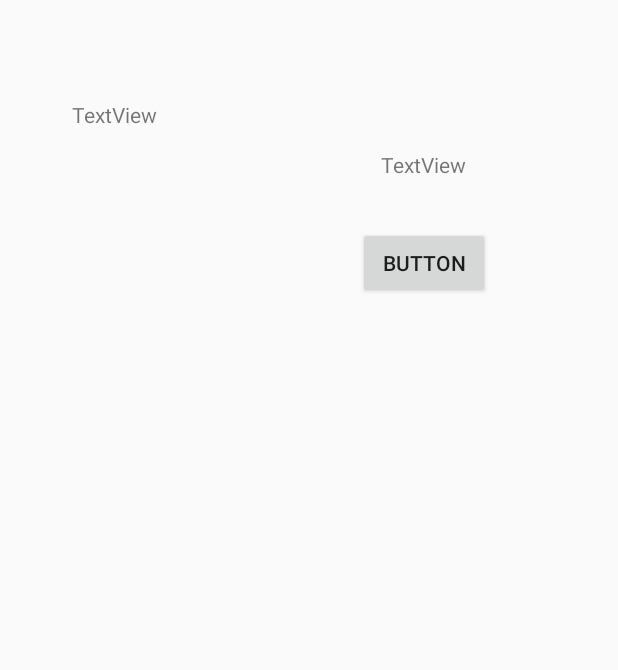
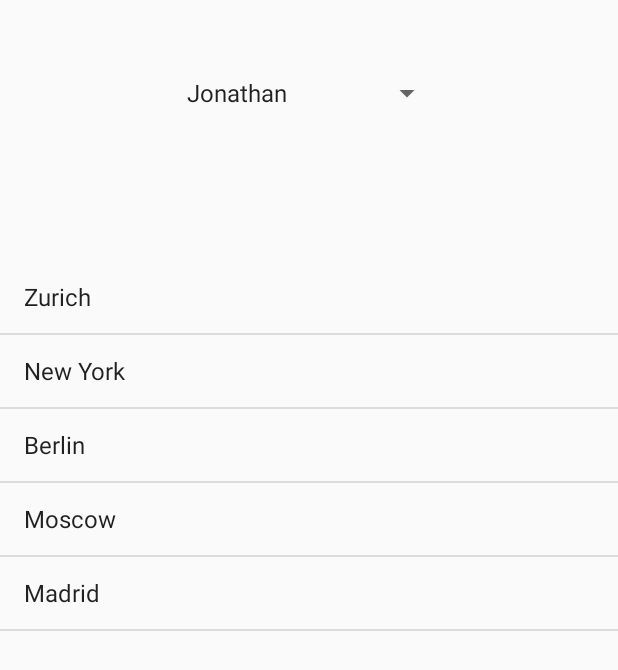
Before and after one commit to JonathanLacabe/TestApp, an Android app built with Jetpack Compose: the screen it shows after launch (MainActivity), on a phone screen of 412 x 824 dp. Shown: the top 670 px of the screen. Run offline under Robolectric (Android 15) with nearby library versions, the phone set to English and light mode, and no system bars.

Commit message:
Using listviews and spinners

```diff
--- a/app/src/main/AndroidManifest.xml
+++ b/app/src/main/AndroidManifest.xml
@@ -6,9 +6,9 @@
         android:allowBackup="true"
         android:dataExtractionRules="@xml/data_extraction_rules"
         android:fullBackupContent="@xml/backup_rules"
-        android:icon="@mipmap/ic_launcher"
+        android:icon="@mipmap/icon"
         android:label="@string/app_name"
-        android:roundIcon="@mipmap/ic_launcher_round"
+        android:roundIcon="@mipmap/icon"
         android:supportsRtl="true"
         android:theme="@style/Theme.TestApp"
         tools:targetApi="31">
--- a/app/src/main/java/com/example/testapp/MainActivity.java
+++ b/app/src/main/java/com/example/testapp/MainActivity.java
@@ -3,21 +3,83 @@ import androidx.activity.ComponentActivity;
 import android.os.Bundle;
 import android.os.SystemClock;
 import android.view.View;
+import android.widget.AdapterView;
+import android.widget.ArrayAdapter;
 import android.widget.Button;
 import android.widget.CheckBox;
 import android.widget.CompoundButton;
 import android.widget.EditText;
+import android.widget.ListView;
 import android.widget.ProgressBar;
 import android.widget.RadioGroup;
+import android.widget.Spinner;
 import android.widget.TextView;
 import android.widget.Toast;
 
+import java.util.ArrayList;
+
 public class MainActivity extends ComponentActivity {
+    private ListView citiesList;
+    private Spinner studentsSpinner;
 
     @Override
     protected void onCreate (Bundle savedInstanceState) {
         super.onCreate(savedInstanceState);
         setContentView(R.layout.activity_main);
 
+        citiesList = findViewById(R.id.citiesList);
+        studentsSpinner = findViewById(R.id.studentsSpinner);
+
+        //Now, the data has been passed aesthetically using strings.xml instead of dynamically in here
+
+//        final ArrayList<String> students = new ArrayList<>();
+//        students.add("Mario");
+//        students.add("Brad");
+//        students.add("Sarah");
+//        students.add("Madeline");
+//        students.add("Tom");
+//
+//        ArrayAdapter<String> studentsAdapter = new ArrayAdapter<>(
+//                this, android.R.layout.simple_spinner_dropdown_item,
+//                students
+//        );
+//        studentsSpinner.setAdapter(studentsAdapter);
+
+        studentsSpinner.setOnItemSelectedListener(new AdapterView.OnItemSelectedListener() {
+            @Override
+            public void onItemSelected(AdapterView<?> parent, View view, int position, long id) {
+                Toast.makeText(MainActivity.this, studentsSpinner.getSelectedItem().toString() + " Selected", Toast.LENGTH_SHORT).show();
+            }
+
+            @Override
+            public void onNothingSelected(AdapterView<?> parent) {
+
+            }
+        });
+
+
+
+        //Although we cannot change the object iself after making it final, we can use all of the functions within the object.
+        final ArrayList<String> cities = new ArrayList<>();
+        cities.add("Zurich");
+        cities.add("New York");
+        cities.add("Berlin");
+        cities.add("Moscow");
+        cities.add("Madrid");
+
+        ArrayAdapter<String> citiesAdapter = new ArrayAdapter<>(
+                this,
+                android.R.layout.simple_list_item_1,
+                cities
+
+        );
+        citiesList.setAdapter(citiesAdapter);
+
+        citiesList.setOnItemClickListener(new AdapterView.OnItemClickListener() {
+            @Override
+            public void onItemClick(AdapterView<?> parent, View view, int position, long id) {
+                Toast.makeText(MainActivity.this, cities.get(position) + " Selected", Toast.LENGTH_SHORT).show();
+            }
+        });
     }
 }
--- /dev/null
+++ b/app/src/main/res/drawable-anydpi/ic_alarm.xml
@@ -0,0 +1,11 @@
+<vector xmlns:android="http://schemas.android.com/apk/res/android"
+    android:width="24dp"
+    android:height="24dp"
+    android:viewportWidth="24"
+    android:viewportHeight="24"
+    android:tint="#000000"
+    android:alpha="0.8">
+  <path
+      android:fillColor="@android:color/white"
+      android:pathData="M22,5.72l-4.6,-3.86 -1.29,1.53 4.6,3.86L22,5.72zM7.88,3.39L6.6,1.86 2,5.71l1.29,1.53 4.59,-3.85zM12.5,8L11,8v6l4.75,2.85 0.75,-1.23 -4,-2.37L12.5,8zM12,4c-4.97,0 -9,4.03 -9,9s4.02,9 9,9c4.97,0 9,-4.03 9,-9s-4.03,-9 -9,-9zM12,20c-3.87,0 -7,-3.13 -7,-7s3.13,-7 7,-7 7,3.13 7,7 -3.13,7 -7,7z"/>
+</vector>
--- a/app/src/main/res/layout/activity_main.xml
+++ b/app/src/main/res/layout/activity_main.xml
@@ -1,62 +1,26 @@
 <?xml version="1.0" encoding="utf-8"?>
-<androidx.constraintlayout.widget.ConstraintLayout xmlns:android="http://schemas.android.com/apk/res/android"
+<RelativeLayout xmlns:android="http://schemas.android.com/apk/res/android"
     xmlns:app="http://schemas.android.com/apk/res-auto"
     xmlns:tools="http://schemas.android.com/tools"
     android:layout_width="match_parent"
     android:layout_height="match_parent"
     tools:context=".MainActivity">
 
-    <TextView
-        android:id="@+id/textView"
+    <Spinner
         android:layout_width="wrap_content"
         android:layout_height="wrap_content"
+        android:layout_centerHorizontal="true"
+        android:layout_marginTop="50dp"
+        android:id="@+id/studentsSpinner"
+        android:entries="@array/students"
+    />
+
+    <ListView
+        android:layout_width="match_parent"
+        android:layout_height="match_parent"
         android:layout_marginTop="100dp"
-        android:text="TextView"
-        app:layout_constraintEnd_toEndOf="parent"
-        app:layout_constraintStart_toStartOf="@+id/guideline"
-        app:layout_constraintTop_toTopOf="parent"
-        tools:text="@tools:sample/lorem" />
+        android:id="@+id/citiesList"
+        android:layout_below="@+id/studentsSpinner"
 
-    <Button
-        android:id="@+id/button"
-        android:layout_width="wrap_content"
-        android:layout_height="wrap_content"
-        android:layout_marginTop="32dp"
-        android:text="Button"
-        app:layout_constraintEnd_toEndOf="@+id/textView"
-        app:layout_constraintStart_toStartOf="@+id/textView"
-        app:layout_constraintTop_toBottomOf="@+id/textView" />
-
-    <TextView
-        android:id="@+id/textView2"
-        android:layout_width="wrap_content"
-        android:layout_height="wrap_content"
-        android:text="TextView"
-        app:layout_constraintEnd_toStartOf="@+id/guideline"
-        app:layout_constraintStart_toStartOf="parent"
-        app:layout_constraintTop_toTopOf="@+id/guideline3" />
-
-    <androidx.constraintlayout.widget.Guideline
-        android:id="@+id/guideline"
-        android:layout_width="wrap_content"
-        android:layout_height="wrap_content"
-        android:orientation="vertical"
-        app:layout_constraintGuide_begin="153dp" />
-
-    <androidx.constraintlayout.widget.Guideline
-        android:id="@+id/guideline3"
-        android:layout_width="wrap_content"
-        android:layout_height="wrap_content"
-        android:orientation="horizontal"
-        app:layout_constraintGuide_begin="67dp" />
-
-    <ImageView
-        android:id="@+id/imageView"
-        android:layout_width="0dp"
-        android:layout_height="wrap_content"
-        app:layout_constraintDimensionRatio="w,1:1"
-        app:layout_constraintEnd_toEndOf="@+id/textView"
-        app:layout_constraintStart_toStartOf="@+id/textView"
-        tools:layout_editor_absoluteY="272dp"
-        tools:src="@tools:sample/avatars[11]" />
-</androidx.constraintlayout.widget.ConstraintLayout>
+        />
+</RelativeLayout>
--- a/app/src/main/res/values/strings.xml
+++ b/app/src/main/res/values/strings.xml
@@ -1,3 +1,11 @@
 <resources>
-    <string name="app_name">Test App</string>
+    <string name="app_name">Pre-Lightnote</string>
+    <string-array name="students">
+        <item>Jonathan</item>
+        <item>Whatshisface</item>
+        <item>The Other Guy</item>
+        <item>Geezer</item>
+        <item>Whippersnapper</item>
+        <item>Snoozer</item>
+    </string-array>
 </resources>
```
Also changed, not shown: app/src/main/res/drawable-hdpi/ic_alarm.png (added), app/src/main/res/drawable-mdpi/ic_alarm.png (added), app/src/main/res/drawable-xhdpi/ic_alarm.png (added), app/src/main/res/drawable-xxhdpi/ic_alarm.png (added), app/src/main/res/mipmap-hdpi/icon.png (added).
